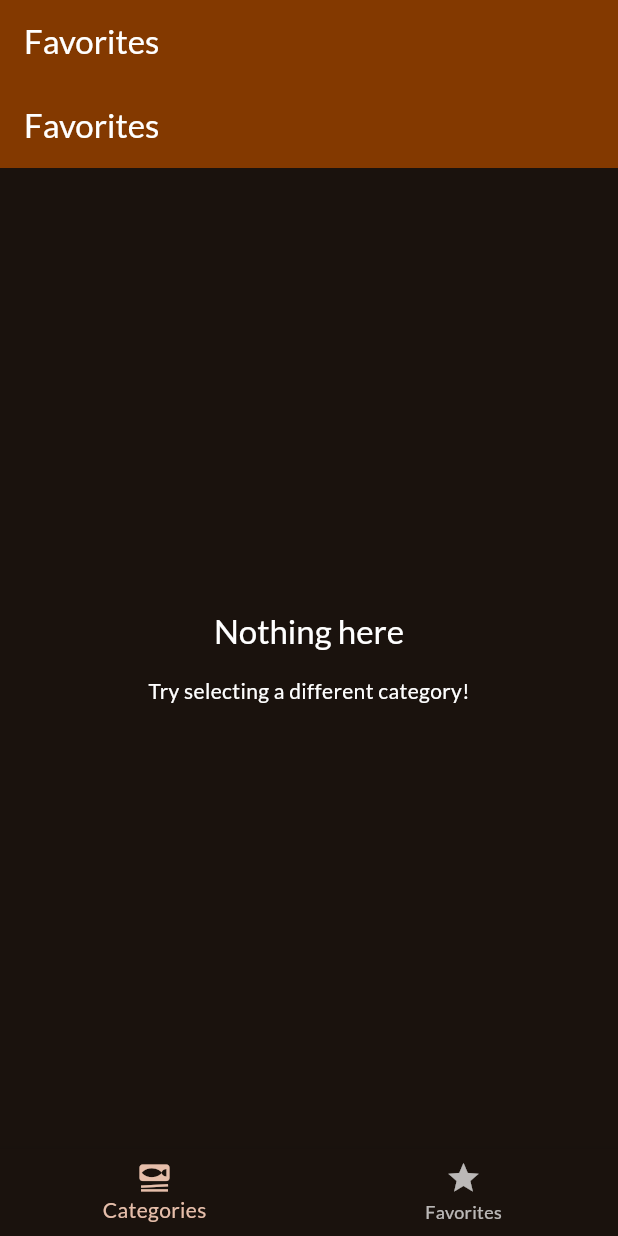
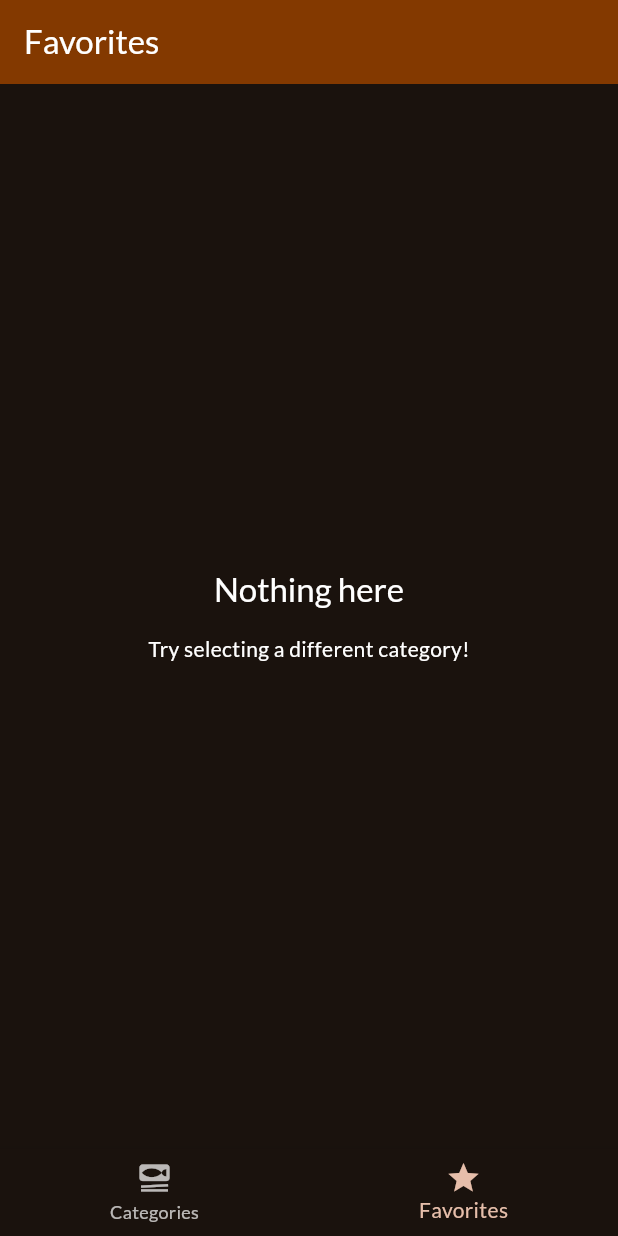
Before and after one commit to AhmadNasserx/meals_app, a Flutter app: the screen it shows after launch, item 2 of the bottom bar chosen, on a phone screen of 412 x 824 dp. Run offline on Flutter 3.47's test engine with Material 3 defaults, Android fonts, the phone set to English and light mode, and no system bars; our stand-ins replace google_fonts, transparent_image.

Commit message:
small fix

```diff
--- a/lib/screens/categories.dart
+++ b/lib/screens/categories.dart
@@ -22,9 +22,7 @@ class CategoriesScreen extends StatelessWidget {
 
   @override
   Widget build(BuildContext context) {
-    return Scaffold(
-      appBar: AppBar(title: const Text('Pick your category')),
-      body: GridView(
+    return GridView(
         padding: const EdgeInsets.all(24),
         gridDelegate: const SliverGridDelegateWithFixedCrossAxisCount(
           crossAxisCount: 2,
@@ -39,7 +37,6 @@ class CategoriesScreen extends StatelessWidget {
               onSelectCategory: () => _selectCategory(context, category),
             ),
         ],
-      ),
-    );
+      );
   }
 }
--- a/lib/screens/meals.dart
+++ b/lib/screens/meals.dart
@@ -4,9 +4,9 @@ import 'package:meals_app/screens/meal_details.dart';
 import 'package:meals_app/widgets/meal_item.dart';
 
 class MealsScreen extends StatelessWidget {
-  const MealsScreen({super.key, required this.title, required this.meals});
+  const MealsScreen({super.key, this.title, required this.meals});
 
-  final String title;
+  final String? title;
   final List<Meal> meals;
   void selectMeal(BuildContext context, Meal meal){
     Navigator.of(context).push(MaterialPageRoute(builder: (ctx)=> MealDetailsScreen(meal: meal),),);
@@ -46,11 +46,13 @@ class MealsScreen extends StatelessWidget {
         itemBuilder: (ctx, index) => MealItem(meal: meals[index], onSelectMeal: (context, meal) => selectMeal(context, meal),)
       );
     }
-
+    if (title == null){
+      return content;
+    }
     return Scaffold(
       appBar: AppBar(
         title: Text(
-          title,
+          title!,
           style: Theme.of(
             context,
           ).textTheme.titleLarge?.copyWith(color: whiteColor),
--- a/lib/screens/tabs.dart
+++ b/lib/screens/tabs.dart
@@ -22,7 +22,7 @@ class _TabsScreenState extends State<TabsScreen>{
     Widget activePage = const CategoriesScreen();
     var activePageTitle = 'Categories';
     if (_selectedPageIndex == 1){
-      activePage = MealsScreen(title: 'Favorites', meals: []);
+      activePage = MealsScreen(meals: []);
       activePageTitle = 'Favorites';
     }
 
@@ -33,6 +33,7 @@ class _TabsScreenState extends State<TabsScreen>{
       body: activePage,
       bottomNavigationBar: BottomNavigationBar(
         onTap: _selectPage,
+        currentIndex: _selectedPageIndex,
         items: const [
           BottomNavigationBarItem(icon: Icon(Icons.set_meal) , label: 'Categories'),
           BottomNavigationBarItem(icon: Icon(Icons.star) , label: "Favorites"),
```
